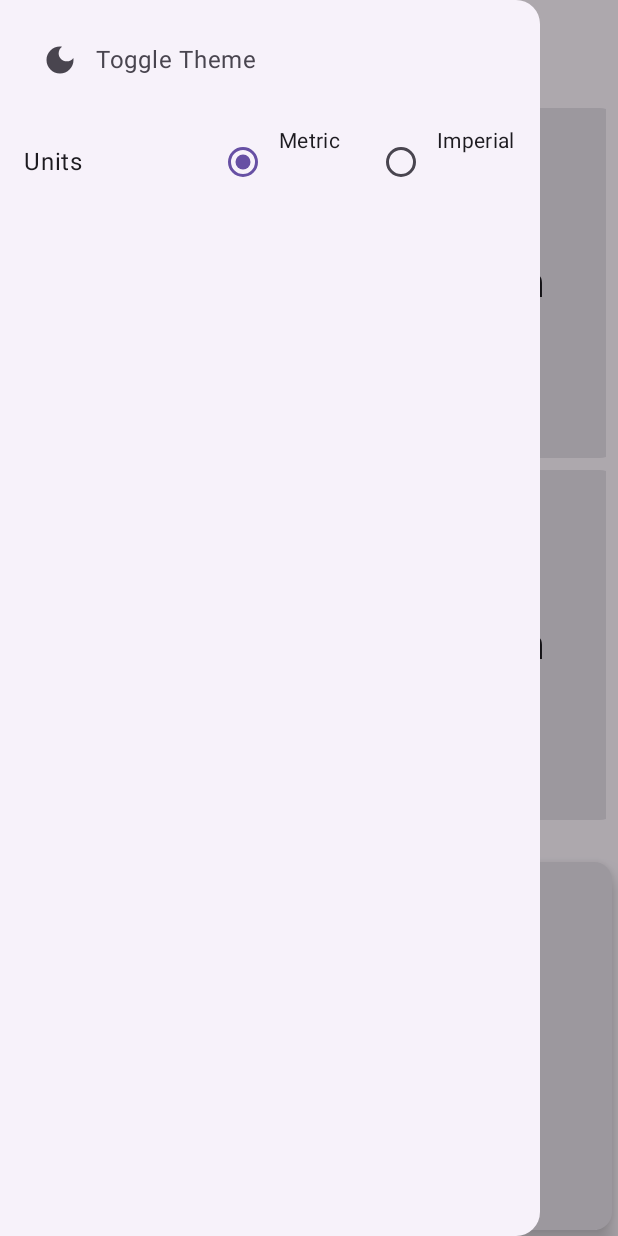
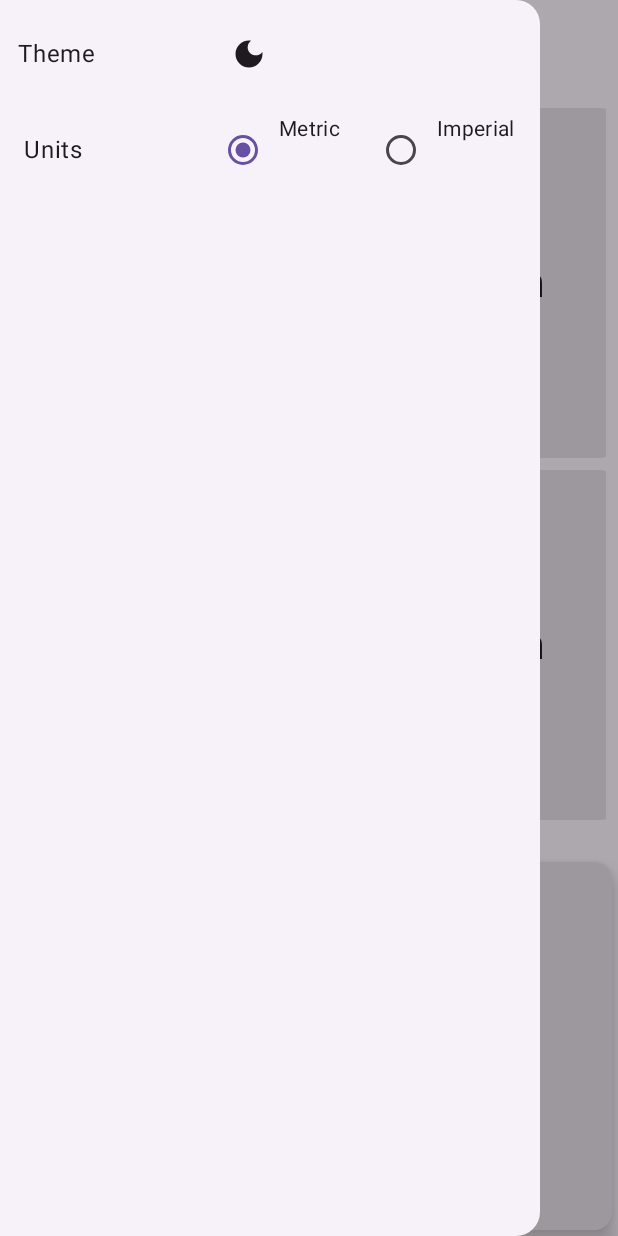
Before and after one commit to gitLRD/rally-trip-computer, an Android app built with Jetpack Compose: the screen it shows after launch (MainActivity), after a tap on "Menu Icon", on a phone screen of 412 x 824 dp. Run offline under Robolectric (Android 15) with nearby library versions, the light colour scheme and no system bars.

Commit message:
Better aligning the theme toggle

```diff
--- a/app/src/main/java/com/example/gpstripcomputer/MainActivity.kt
+++ b/app/src/main/java/com/example/gpstripcomputer/MainActivity.kt
@@ -40,10 +40,10 @@ import androidx.compose.material3.DrawerValue
 import androidx.compose.material3.ExperimentalMaterial3Api
 import androidx.compose.material3.Icon
 import androidx.compose.material3.IconButton
+import androidx.compose.material3.IconToggleButton
 import androidx.compose.material3.MaterialTheme
 import androidx.compose.material3.ModalDrawerSheet
 import androidx.compose.material3.ModalNavigationDrawer
-import androidx.compose.material3.NavigationDrawerItem
 import androidx.compose.material3.NavigationDrawerItemDefaults
 import androidx.compose.material3.RadioButton
 import androidx.compose.material3.Scaffold
@@ -220,45 +220,33 @@ class MainActivity : ComponentActivity() {
                 drawerContent = {
                     ModalDrawerSheet {
                         Spacer(Modifier.height(12.dp))
-                        items.forEachIndexed { index, item ->
-                            if (item.title == "Toggle Theme") { // Check if it's the first item (Toggle Theme)
-                                NavigationDrawerItem(
-                                    label = { Text(item.title) },
-                                    selected = false, // Theme toggle is not selectable
-                                    onClick = {
-                                        isDarkTheme = !isDarkTheme
-                                        scope.launch { drawerState.close() }
-                                    },
-                                    icon = {
-                                        Icon(
-                                            imageVector = if (isDarkTheme) Icons.Filled.LightMode else Icons.Filled.DarkMode,
-                                            contentDescription = item.title
-                                        )
-                                    },
-                                    modifier = Modifier.padding(NavigationDrawerItemDefaults.ItemPadding)
-                                )
-                            } else if (item.title == "Units") {
-                                UnitSetting { newUnits ->
-                                    setUnitPreference(newUnits)
-                                    // Might need to trigger recomposition or recalculate values here
-                                }
-                            } else {
-                                NavigationDrawerItem(
-                                    label = { Text(item.title) },
-                                    selected = index == selectedItemIndex,
-                                    onClick = {
-                                        selectedItemIndex = index
-                                        scope.launch { drawerState.close() }
-                                    },
-                                    icon = {
-                                        Icon(
-                                            imageVector = if (index == selectedItemIndex) item.selectedIcon else item.unselectedIcon,
-                                            contentDescription = item.title
-                                        )
-                                    },
-                                    modifier = Modifier.padding(NavigationDrawerItemDefaults.ItemPadding)
+
+                        // Theme toggle
+                        Row(
+                            modifier = Modifier
+                                .fillMaxWidth()
+                                .padding(NavigationDrawerItemDefaults.ItemPadding),
+                            horizontalArrangement = Arrangement.SpaceBetween, // Or Arrangement.Start
+                            verticalAlignment = Alignment.CenterVertically
+                        ) {
+                            Text("Theme", modifier = Modifier.weight(1f))
+                            Spacer(Modifier.width(8.dp))
+                            IconToggleButton(
+                                checked = isDarkTheme,
+                                onCheckedChange = { isDarkTheme = it },
+                                modifier = Modifier.size(48.dp)
+                            ) {
+                                Icon(
+                                    imageVector = if (isDarkTheme) Icons.Filled.LightMode else Icons.Filled.DarkMode,
+                                    contentDescription = if (isDarkTheme) "Light Mode" else "Dark Mode"
                                 )
                             }
+                            Spacer(Modifier.weight(1.3f)) // Add Spacer after the toggle
+                        }
+
+                        // Units setting
+                        UnitSetting { newUnits ->
+                            setUnitPreference(newUnits)
                         }
                     }
                 }
```
